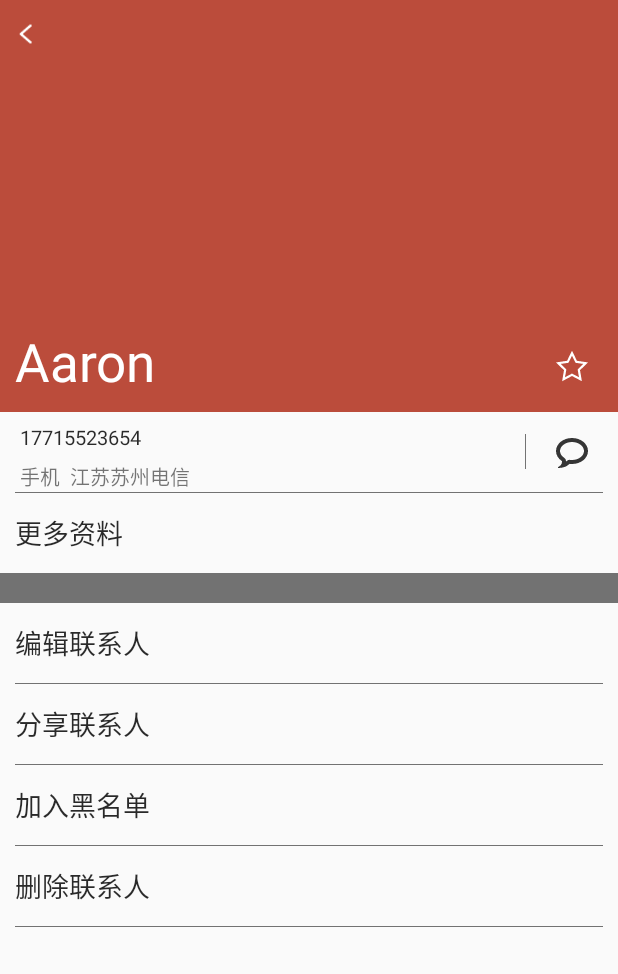
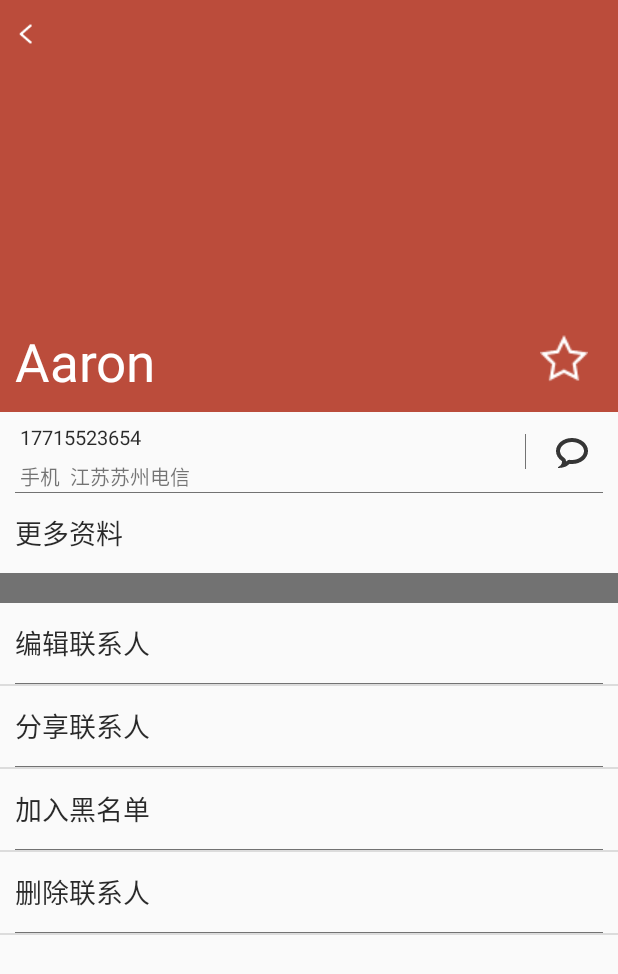
Before and after one commit to OREOmini/Experiment3, an Android app: the screen it shows after launch (info), after a tap on an icon or button, on a phone screen of 412 x 824 dp. Shown: the top 974 px of the screen. Run offline under Robolectric (Android 15) with nearby library versions, the phone set to English and light mode, and no system bars.

Commit message:
All done

```diff
--- a/app/src/main/java/com/example/wangyunwen/lab3/MyAdapter.java
+++ b/app/src/main/java/com/example/wangyunwen/lab3/MyAdapter.java
@@ -12,7 +12,6 @@ import android.os.Bundle;
 import android.view.View;
 import android.view.View.OnClickListener;
 import android.widget.Button;
-import android.content.Context;
 import android.widget.ImageButton;
 import android.widget.ListView;
 import android.widget.TextView;
--- a/app/src/main/java/com/example/wangyunwen/lab3/info.java
+++ b/app/src/main/java/com/example/wangyunwen/lab3/info.java
@@ -10,26 +10,30 @@ import android.support.v7.widget.Toolbar;
 import android.util.Log;
 import android.view.LayoutInflater;
 import android.view.View;
+import android.widget.ImageButton;
+import android.widget.ListView;
 import android.widget.RelativeLayout;
+import android.widget.SimpleAdapter;
 import android.widget.TextView;
 import android.graphics.Color;
 
+import java.util.ArrayList;
+import java.util.LinkedHashMap;
+import java.util.List;
+import java.util.Map;
+import java.util.Objects;
+
 public class info extends AppCompatActivity {
+    private boolean clicked;
 
     @Override
     protected void onCreate(Bundle savedInstanceState) {
         super.onCreate(savedInstanceState);
         setContentView(R.layout.activity_info);
 
-        //Context context = getApplicationContext();
-        //View rootView = LayoutInflater.from(context).inflate(R.layout.activity_info,null);
-
-        Intent intent = this.getIntent();
+        clicked = false;
+        final Intent intent = this.getIntent();
         Bundle bundle = (Bundle) intent.getExtras();
-        //Contact contact = (Contact) intent.getSerializableExtra("contact");
-
-        //head_bar.setBackground();
-        //head_bar.setBackgroundColor(Color.parseColor(contact.getBackgroundColor()));
 
         RelativeLayout head_bar = (RelativeLayout) findViewById(R.id.head_bar);
         TextView name = (TextView) findViewById(R.id.name);
@@ -43,9 +47,40 @@ public class info extends AppCompatActivity {
         location.setText(bundle.getString("location"));
         head_bar.setBackgroundColor(Color.parseColor(bundle.getString("bg")));
 
-//        name.setText(contact.getName());
-//        phoneNum.setText(contact.getPhoneNum());
-//        category.setText(contact.getCategory());
-//        location.setText(contact.getLocation());
+        final ImageButton star = (ImageButton) findViewById(R.id.star);
+        ImageButton back = (ImageButton) findViewById(R.id.back);
+
+        star.setOnClickListener(new View.OnClickListener() {
+            @Override
+            public void onClick(View v) {
+                if(!clicked) {
+                    clicked = true;
+                    star.setImageResource(R.drawable.full_star);
+                } else {
+                    clicked = false;
+                    star.setImageResource(R.drawable.empty_star);
+                }
+            }
+        });
+
+        back.setOnClickListener(new View.OnClickListener() {
+            @Override
+            public void onClick(View v) {
+                finish();
+            }
+        });
+
+        ListView info_list = (ListView) findViewById(R.id.info_list);
+        List<Map<String, Object>> data = new ArrayList<>();
+        String[] info_string = new String[]{"编辑联系人","分享联系人", "加入黑名单", "删除联系人"};
+        for(int i = 0; i < 4; i++) {
+            Map<String, Object> temp = new LinkedHashMap<>();
+            temp.put("text2",info_string[i]);
+            data.add(temp);
+        }
+        SimpleAdapter simpleAdapter = new SimpleAdapter(this, data, R.layout.contact_item,
+                new String[] {"text2"}, new int[]{R.id.text2});
+        info_list.setAdapter(simpleAdapter);
+
     }
 }
--- a/app/src/main/res/layout/activity_info.xml
+++ b/app/src/main/res/layout/activity_info.xml
@@ -16,14 +16,16 @@
             android:layout_weight="2"
             android:background="@color/colorPrimaryDark">
             <ImageButton
+                android:id="@+id/back"
                 android:layout_width="wrap_content"
                 android:layout_height="wrap_content"
                 android:background="@color/transparent"
                 android:src="@mipmap/back"/>
             <ImageButton
+                android:id="@+id/star"
                 android:layout_width="wrap_content"
                 android:layout_height="wrap_content"
-                android:src="@mipmap/empty_star"
+                android:src="@drawable/empty_star"
                 android:background="@color/transparent"
                 android:layout_alignParentRight="true"
                 android:layout_alignParentBottom="true"
@@ -97,23 +99,10 @@
 
             <LinearLayout style="@style/common_horizontal_division_line_style_thick"></LinearLayout>
 
-            <TextView
-                style="@style/bar"
-                android:text="编辑联系人"/>
-            <LinearLayout style="@style/common_horizontal_division_line_style"></LinearLayout>
-
-            <TextView
-                style="@style/bar"
-                android:text="分享联系人"/>
-            <LinearLayout style="@style/common_horizontal_division_line_style"></LinearLayout>
-            <TextView
-                style="@style/bar"
-                android:text="加入黑名单"/>
-            <LinearLayout style="@style/common_horizontal_division_line_style"></LinearLayout>
-            <TextView
-                style="@style/bar"
-                android:text="删除联系人"/>
-            <LinearLayout style="@style/common_horizontal_division_line_style"></LinearLayout>
-        </LinearLayout>
+            <ListView
+                android:layout_width="match_parent"
+                android:layout_height="match_parent"
+                android:id="@+id/info_list"></ListView>
+    </LinearLayout>
     </LinearLayout>
 </LinearLayout>
--- /dev/null
+++ b/app/src/main/res/layout/contact_item.xml
@@ -0,0 +1,10 @@
+<?xml version="1.0" encoding="utf-8"?>
+<LinearLayout xmlns:android="http://schemas.android.com/apk/res/android"
+    android:orientation="vertical" android:layout_width="match_parent"
+    android:layout_height="wrap_content">
+    <TextView
+        style="@style/bar"
+        android:id="@+id/text2"
+        android:text="删除联系人"/>
+    <LinearLayout style="@style/common_horizontal_division_line_style"></LinearLayout>
+</LinearLayout>
```
Also changed, not shown: app/src/main/java/com/example/wangyunwen/lab3/MainActivity.java (+31 -6 lines), app/src/main/res/drawable/selector.xml (added, +8 -0 lines), app/src/main/res/drawable/empty_star.png (added), app/src/main/res/drawable/full_star.png (added).
